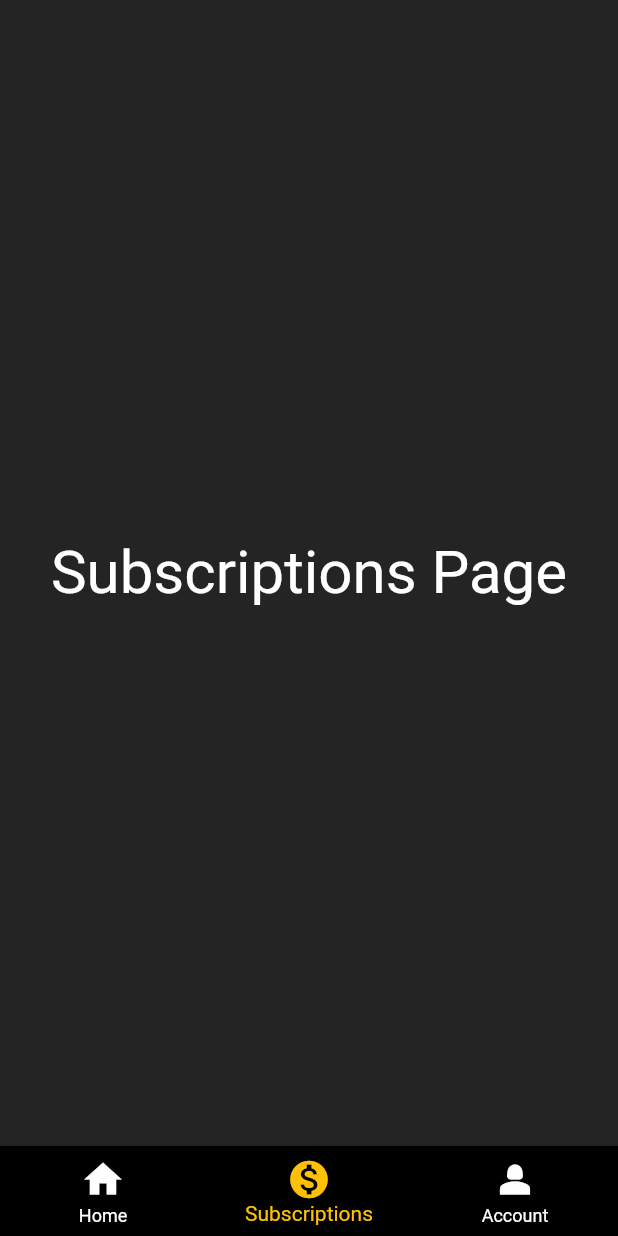
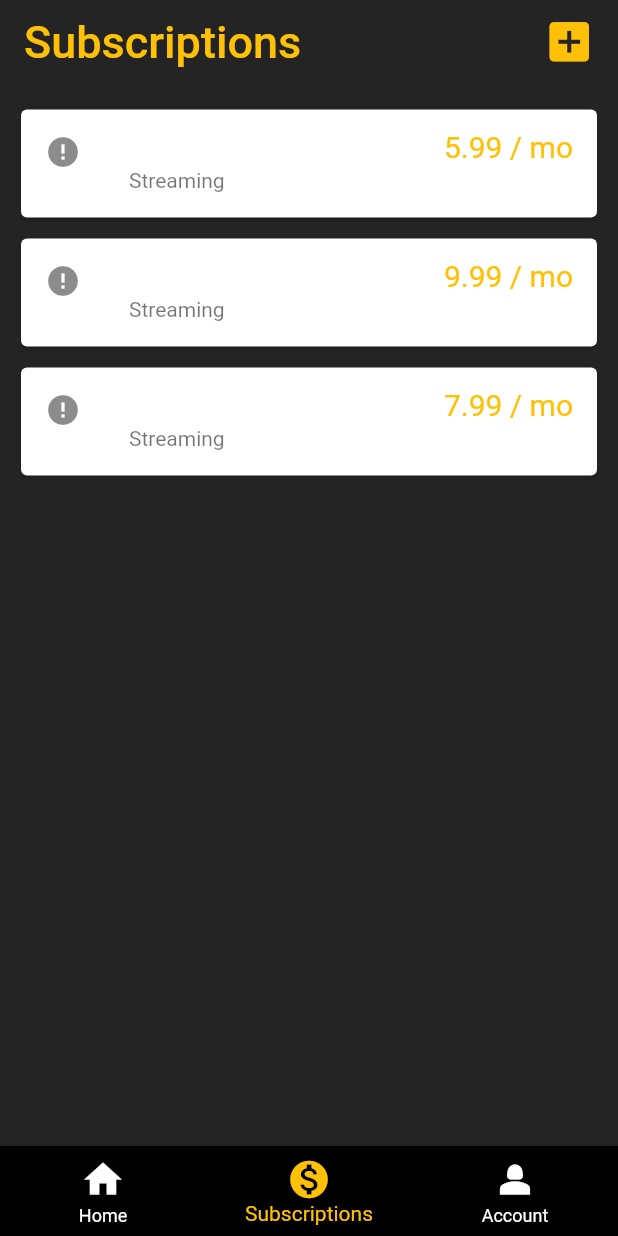
Before and after one commit to bujosa/meridiana, a Flutter app: the SubscriptionsPage screen opened by its route, on a phone screen of 412 x 824 dp. Run offline on Flutter 3.47's test engine with Material 2 defaults, Android fonts, the light colour scheme and no system bars; drawn by our look-alikes of cached_network_image; missing offline and left inert: cool_dropdown; network calls fail.

Commit message:
feat: add example related with the subscription widget

```diff
--- a/lib/presentations/pages/subscriptions.dart
+++ b/lib/presentations/pages/subscriptions.dart
@@ -1,4 +1,6 @@
+import 'package:cached_network_image/cached_network_image.dart';
 import 'package:flutter/material.dart';
+import 'package:meridiana/presentations/models/subscription.dart';
 import '../widgets/bottom_navigation_bar.dart';
 
 class SubscriptionsPage extends StatefulWidget {
@@ -9,23 +11,128 @@ class SubscriptionsPage extends StatefulWidget {
 }
 
 class _SubscriptionsPageState extends State<SubscriptionsPage> {
+  List<Subscription> subscriptions = [
+    Subscription(
+        name: 'Spotify',
+        price: 5.99,
+        category: 1,
+        image:
+            'https://www.freepnglogos.com/uploads/spotify-logo-png/spotify-icon-marilyn-scott-0.png'),
+    Subscription(
+        name: 'Netflix',
+        price: 9.99,
+        category: 1,
+        image:
+            'https://www.freepnglogos.com/uploads/netflix-logo-circle-png-5.png'),
+    Subscription(
+        name: 'Disney+',
+        price: 7.99,
+        category: 1,
+        image:
+            'https://seeklogo.com/images/D/disney-logo-575AED0F1D-seeklogo.com.png'),
+  ];
+
   @override
   Widget build(BuildContext context) {
     return Scaffold(
-        // Use colors from the theme
         backgroundColor: Theme.of(context).colorScheme.background,
-        body: Center(
-          child: Column(
-            mainAxisAlignment: MainAxisAlignment.center,
-            children: const <Widget>[
-              Text(
-                'Subscriptions Page',
-                style: TextStyle(
-                  color: Colors.white,
-                  fontSize: 40,
-                ),
+        appBar: AppBar(
+          automaticallyImplyLeading: false,
+          backgroundColor: Theme.of(context).colorScheme.background,
+          elevation: 0,
+          title: Text(
+            'Subscriptions',
+            style: TextStyle(
+              color: Theme.of(context).colorScheme.primary,
+              fontSize: 30,
+            ),
+          ),
+          actions: [
+            Padding(
+              padding: const EdgeInsets.only(right: 10),
+              child: IconButton(
+                icon: Icon(Icons.add_box,
+                    size: 35, color: Theme.of(context).colorScheme.primary),
+                onPressed: () {
+                  Navigator.pushNamed(context, '/add_subscription');
+                },
               ),
-            ],
+            ),
+          ],
+        ),
+        body: Padding(
+          padding: const EdgeInsets.only(top: 10),
+          child: ListView.builder(
+            itemCount: subscriptions.length,
+            itemBuilder: (context, index) {
+              final subscription = subscriptions[index];
+              return Padding(
+                  padding:
+                      const EdgeInsets.symmetric(horizontal: 10, vertical: 3),
+                  child: Card(
+                    child: ListTile(
+                      leading: CachedNetworkImage(
+                        imageUrl: subscription.image,
+                        imageBuilder: (context, imageProvider) => Container(
+                          width: 40.0,
+                          height: 40.0,
+                          decoration: BoxDecoration(
+                            shape: BoxShape.circle,
+                            image: DecorationImage(
+                                image: imageProvider, fit: BoxFit.cover),
+                          ),
+                        ),
+                        progressIndicatorBuilder:
+                            (context, url, downloadProgress) =>
+                                CircularProgressIndicator(
+                                    value: downloadProgress.progress),
+                        errorWidget: (context, url, error) =>
+                            const Icon(Icons.error),
+                      ),
+                      title: Row(
+                        mainAxisAlignment: MainAxisAlignment.spaceBetween,
+                        children: [
+                          Text(subscription.name,
+                              style: const TextStyle(
+                                color: Colors.white,
+                                fontSize: 20,
+                              )),
+                          Text('${subscription.price} / mo',
+                              style: TextStyle(
+                                color: Theme.of(context).colorScheme.primary,
+                                fontSize: 20,
+                              )),
+                        ],
+                      ),
+                      subtitle: const Text('Streaming'),
+                      onLongPress: () => {
+                        showDialog(
+                            context: context,
+                            builder: (context) {
+                              return AlertDialog(
+                                title: const Text('Delete'),
+                                content: const Text('Are you sure?'),
+                                actions: [
+                                  TextButton(
+                                    onPressed: () => Navigator.pop(context),
+                                    child: const Text('Cancel'),
+                                  ),
+                                  TextButton(
+                                    onPressed: () => {
+                                      setState(() {
+                                        subscriptions.removeAt(index);
+                                      }),
+                                      Navigator.pop(context)
+                                    },
+                                    child: const Text('Delete'),
+                                  ),
+                                ],
+                              );
+                            })
+                      },
+                    ),
+                  ));
+            },
           ),
         ),
         bottomNavigationBar: const BottomNavigationBarWidget(index: 1));
```
